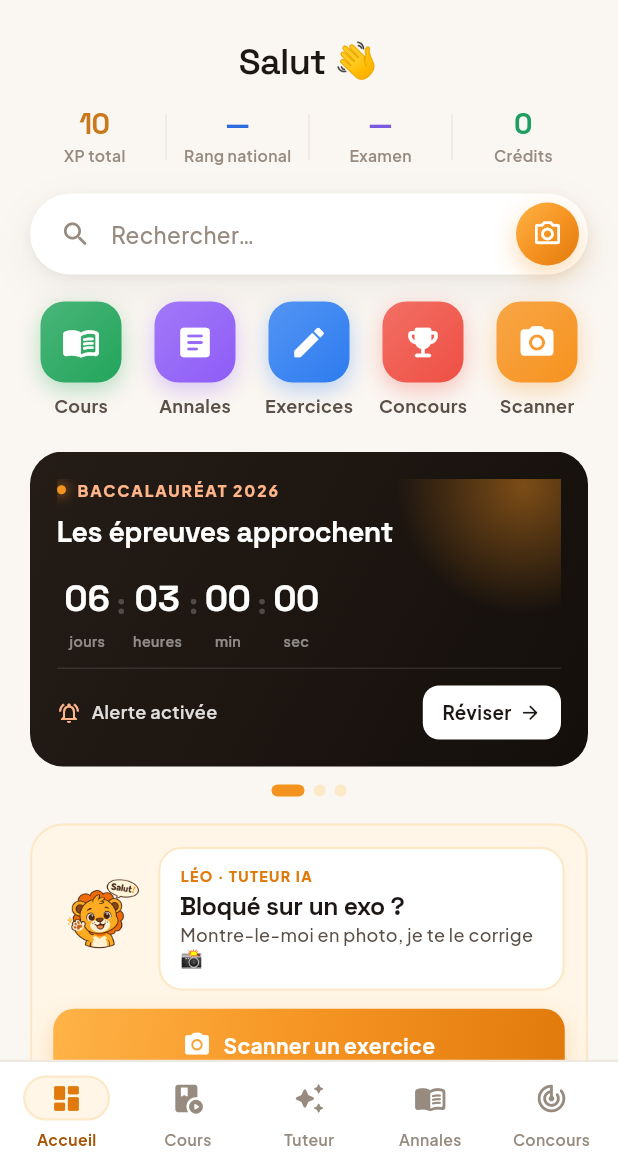
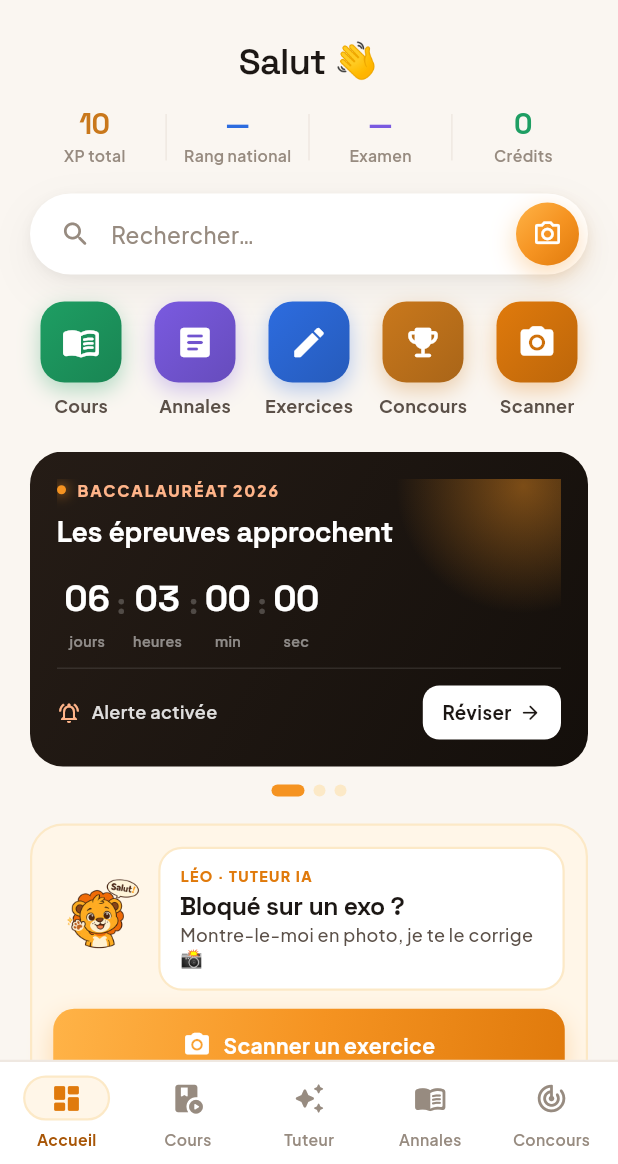
Before and after one commit to ludagg/onbuch-v2, a Flutter app: the HomeScreen screen opened by its route, on a phone screen of 412 x 824 dp, the part 72-1236 px from its top. Run offline on Flutter 3.47's test engine with Material 3 defaults, Android fonts, the phone set to English and light mode, and no system bars; our stand-ins replace app_links, appwrite, camera, chewie, file_picker, firebase_core and 16 more; missing offline and left inert: gpt_markdown, syncfusion_flutter_pdfviewer; accounts and stored records are empty; network calls fail.

Commit message:
Raccourcis accueil : teintes de la barre de stats (moins clairs) (#147)
Les pastilles des raccourcis paraissaient « trop claires » : couleurs vives
littérales éclaircies de 18 % vers le blanc. On reprend exactement la palette de
la barre de statistiques (OC.good, violet 0x7A5AE0, OC.blue, OC.warn) + l'orange
de marque OC.o600 pour le Scanner, et on remplace l'éclaircissement par un léger
assombrissement vers le bas (profondeur). Teintes résolues au build (thème).


Claude-Session: https://claude.ai/code/session_01EfJeZUxYHVxzv7vxv9YwLc

Co-authored-by: Claude <noreply@anthropic.com>

```diff
--- a/lib/screens/home/home_screen.dart
+++ b/lib/screens/home/home_screen.dart
@@ -839,13 +839,15 @@ class _TuteurCard extends StatelessWidget {
 class _QuickLinks extends StatelessWidget {
   const _QuickLinks();
 
-  // [icône, libellé, couleur, action ("go:" = onglet, "push:" = écran)]
+  // [icône, libellé, action ("go:" = onglet, "push:" = écran)]. Les couleurs
+  // sont résolues au build (teintes OC, mutables selon le thème) → mêmes teintes
+  // que la barre de statistiques.
   static const _items = <List<Object>>[
-    [Icons.menu_book_rounded, 'Cours', Color(0xFF22A55B), 'go:/cours'],
-    [Icons.article_rounded, 'Annales', Color(0xFF8E5CF7), 'go:/annales'],
-    [Icons.edit_rounded, 'Exercices', Color(0xFF2D7CF0), 'go:/tutor'],
-    [Icons.emoji_events_rounded, 'Concours', Color(0xFFEF4F43), 'go:/concours'],
-    [Icons.camera_alt_rounded, 'Scanner', Color(0xFFF6921E), 'push:/tutor/capture'],
+    [Icons.menu_book_rounded, 'Cours', 'go:/cours'],
+    [Icons.article_rounded, 'Annales', 'go:/annales'],
+    [Icons.edit_rounded, 'Exercices', 'go:/tutor'],
+    [Icons.emoji_events_rounded, 'Concours', 'go:/concours'],
+    [Icons.camera_alt_rounded, 'Scanner', 'push:/tutor/capture'],
   ];
 
   void _tap(BuildContext context, String action) {
@@ -861,28 +863,33 @@ class _QuickLinks extends StatelessWidget {
 
   @override
   Widget build(BuildContext context) {
+    // Mêmes teintes que la barre de statistiques (OC.good/blue/warn + violet),
+    // plus l'orange de marque pour le Scanner.
+    final colors = <Color>[OC.good, const Color(0xFF7A5AE0), OC.blue, OC.warn, OC.o600];
     return Row(
       crossAxisAlignment: CrossAxisAlignment.start,
       children: List.generate(_items.length, (i) {
         final it = _items[i];
-        final color = it[2] as Color;
+        final color = colors[i % colors.length];
         return Expanded(
           child: GestureDetector(
             behavior: HitTestBehavior.opaque,
-            onTap: () => _tap(context, it[3] as String),
+            onTap: () => _tap(context, it[2] as String),
             child: Column(children: [
               Container(
                 width: 54,
                 height: 54,
                 decoration: BoxDecoration(
+                  // Teinte pleine, légèrement assombrie en bas pour la profondeur
+                  // (pas d'éclaircissement vers le blanc qui « délavait » l'icône).
                   gradient: LinearGradient(
                     begin: Alignment.topLeft,
                     end: Alignment.bottomRight,
-                    colors: [Color.lerp(color, Colors.white, 0.18)!, color],
+                    colors: [color, Color.lerp(color, Colors.black, 0.16)!],
                   ),
                   borderRadius: BorderRadius.circular(16),
                   boxShadow: [
-                    BoxShadow(color: color.withValues(alpha: 0.32), blurRadius: 12, offset: const Offset(0, 5)),
+                    BoxShadow(color: color.withValues(alpha: 0.34), blurRadius: 12, offset: const Offset(0, 5)),
                   ],
                 ),
                 child: Icon(it[0] as IconData, color: Colors.white, size: 26),
```
